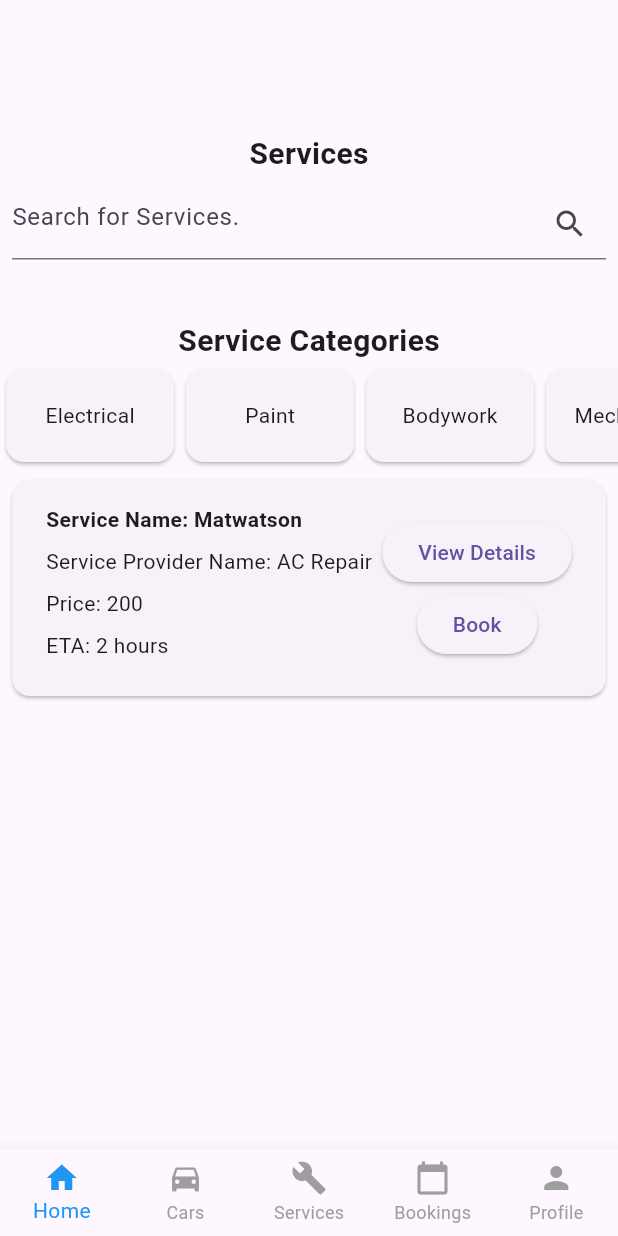
After one commit to faiqiqbal37/Digitalization-of-Vehicle-Maintenenace-Services, a Flutter app: the CustomerServicesView screen opened by its route, on a phone screen of 412 x 824 dp. The commit adds this screen. Run offline on Flutter 3.47's test engine with Material 3 defaults, Android fonts, the phone set to English and light mode, and no system bars; our stand-ins replace cloud_firestore, firebase_auth, firebase_core, freezed_annotation, stacked, stacked_services and 1 more; accounts and stored records are empty.

Commit message:
created the view for customer_service_liting

```diff
--- a/lib/app/app.dart
+++ b/lib/app/app.dart
@@ -25,6 +25,7 @@ import 'package:disertation/services/cars_service_service.dart';
 import 'package:disertation/services/booking_service.dart';
 import 'package:disertation/ui/views/customer_bookings/customer_bookings_view.dart';
 import 'package:disertation/ui/views/customer_profile/customer_profile_view.dart';
+import 'package:disertation/ui/views/customer_services/customer_services_view.dart';
 // @stacked-import
 
 @StackedApp(
@@ -47,6 +48,7 @@ import 'package:disertation/ui/views/customer_profile/customer_profile_view.dart
     MaterialRoute(page: CustomerAddCarsView),
     MaterialRoute(page: CustomerBookingsView),
     MaterialRoute(page: CustomerProfileView),
+    MaterialRoute(page: CustomerServicesView),
 // @stacked-route
   ],
   dependencies: [
--- a/lib/ui/views/common_components/customer/navigation_bar.dart
+++ b/lib/ui/views/common_components/customer/navigation_bar.dart
@@ -23,7 +23,7 @@ class _CustomerBottomNavigationBarState
     } else if (_selectedIndex == 1) {
       _navigationService.replaceWithCustomerCarsView();
     } else if (_selectedIndex == 2) {
-      _navigationService.replaceWithServiceProviderServicesView();
+      _navigationService.replaceWithCustomerServicesView();
     } else if (_selectedIndex == 3) {
       _navigationService.replaceWithCustomerBookingsView();
     } else if (_selectedIndex == 4) {
--- a/lib/ui/views/customer_profile/customer_profile_viewmodel.dart
+++ b/lib/ui/views/customer_profile/customer_profile_viewmodel.dart
@@ -24,5 +24,4 @@ class CustomerProfileViewModel extends BaseViewModel {
     _authService.signOut();
     showDialog();
   }
-
 }
--- /dev/null
+++ b/lib/ui/views/customer_services/customer_services_view.dart
@@ -0,0 +1,67 @@
+import 'package:disertation/ui/views/customer_services/service_card.dart';
+import 'package:flutter/material.dart';
+import 'package:stacked/stacked.dart';
+
+import '../common_components/customer/navigation_bar.dart';
+import '../customer_home/category_widget.dart';
+import 'customer_services_viewmodel.dart';
+
+class CustomerServicesView extends StackedView<CustomerServicesViewModel> {
+  const CustomerServicesView({Key? key}) : super(key: key);
+
+  @override
+  Widget builder(
+      BuildContext context,
+      CustomerServicesViewModel viewModel,
+      Widget? child,
+      ) {
+    return Scaffold(
+      body: Column(
+        children: [
+          SizedBox(height: 80),
+          Padding(
+            padding: const EdgeInsets.all(8.0),
+            child: Text('Services',
+                style: TextStyle(fontSize: 20, fontWeight: FontWeight.bold)),
+          ),
+          Padding(
+            padding: const EdgeInsets.symmetric(horizontal: 8.0),
+            child: TextField(
+              decoration: InputDecoration(
+                hintText: "Search for Services.",
+                suffixIcon: Icon(Icons.search),
+              ),
+            ),
+          ),
+          SizedBox(height: 10),
+          SizedBox(height: 30),
+          Text('Service Categories',
+              style: TextStyle(fontSize: 20, fontWeight: FontWeight.bold)),
+          SingleChildScrollView(
+            scrollDirection: Axis.horizontal,
+            child: Row(
+              children: <Widget>[
+                CategoryWidget(title: 'Electrical'),
+                CategoryWidget(title: 'Paint'),
+                CategoryWidget(title: 'Bodywork'),
+                CategoryWidget(title: 'Mechanical'),
+                CategoryWidget(title: 'Wrap'),
+              ],
+            ),
+          ),
+          Expanded(
+            child: ListView(
+              children: [
+                CustomerServiceCard(serviceProviderName: "Matwatson", serviceName: "AC Repair", price: "200", eta: "2 hours"),
+              ],
+            ),
+          ),
+        ],
+      ),
+      bottomNavigationBar: CustomerBottomNavigationBar(),
+    );
+  }
+
+  @override
+  CustomerServicesViewModel viewModelBuilder(BuildContext context) => CustomerServicesViewModel();
+}
--- /dev/null
+++ b/lib/ui/views/customer_services/customer_services_viewmodel.dart
@@ -0,0 +1,3 @@
+import 'package:stacked/stacked.dart';
+
+class CustomerServicesViewModel extends BaseViewModel {}
--- /dev/null
+++ b/lib/ui/views/customer_services/service_card.dart
@@ -0,0 +1,67 @@
+import 'package:disertation/app/app.locator.dart';
+import 'package:disertation/app/app.router.dart';
+import 'package:flutter/material.dart';
+import 'package:stacked_services/stacked_services.dart';
+
+class CustomerServiceCard extends StatelessWidget {
+  final String serviceProviderName;
+  final String serviceName;
+  final String price;
+  final String eta;
+  final _navigationService = locator<NavigationService>();
+
+  CustomerServiceCard({
+    required this.serviceProviderName,
+    required this.serviceName,
+    required this.price,
+    required this.eta,
+  });
+
+  @override
+  Widget build(BuildContext context) {
+    return Card(
+      margin: EdgeInsets.all(8.0),
+      child: Padding(
+        padding: const EdgeInsets.all(16.0),
+        child: Row(
+          mainAxisAlignment: MainAxisAlignment.spaceEvenly,
+          children: [
+            Column(
+              crossAxisAlignment: CrossAxisAlignment.start,
+              children: [
+                Text('Service Name: $serviceProviderName',
+                    style: TextStyle(fontWeight: FontWeight.bold)),
+                SizedBox(height: 8),
+                Text('Service Provider Name: $serviceName'),
+                SizedBox(height: 8),
+                Text('Price: $price'),
+                SizedBox(height: 8),
+                Text('ETA: $eta'),
+                SizedBox(height: 8),
+              ],
+            ),
+            Column(
+              mainAxisAlignment: MainAxisAlignment.spaceBetween,
+              children: [
+                ElevatedButton(
+                  onPressed: () {
+                    _navigationService
+                        .navigateToServiceProviderBookingdetailView();
+                  },
+                  child: Text('View Details'),
+                ),
+                ElevatedButton(
+                  onPressed: () {
+                    _navigationService
+                        .navigateToServiceProviderBookingdetailView();
+                  },
+                  child: Text('Book'),
+                ),
+              ],
+            )
+          ],
+        ),
+      ),
+    );
+  }
+}
```
Also changed, not shown: lib/app/app.router.dart (+64 -21 lines), 1 other file.
